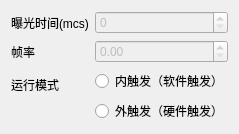
Before: the Qt Designer form src/CameraSample/Widgets/CameraSetupWidget.ui in weinaike/camera, drawn with Qt 5.
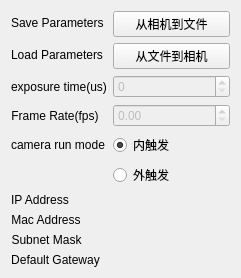
After: the same form once the commit is applied.

Commit message: 支持标注 支撑snap通信 支撑相机参数设置

```diff
--- a/src/CameraSample/Widgets/CameraSetupWidget.ui
+++ b/src/CameraSample/Widgets/CameraSetupWidget.ui
@@ -6,8 +6,8 @@
    <rect>
     <x>0</x>
     <y>0</y>
-    <width>235</width>
-    <height>110</height>
+    <width>241</width>
+    <height>260</height>
    </rect>
   </property>
   <property name="sizePolicy">
@@ -20,7 +20,7 @@
    <string>Dialog</string>
   </property>
   <layout class="QFormLayout" name="formLayout">
-   <item row="0" column="0">
+   <item row="2" column="0">
     <widget class="QLabel" name="label_2">
      <property name="sizePolicy">
       <sizepolicy hsizetype="Fixed" vsizetype="Preferred">
@@ -29,71 +29,77 @@
       </sizepolicy>
      </property>
      <property name="text">
-      <string>曝光时间(mcs)</string>
+      <string>exposure time(us)</string>
      </property>
-    </widget>
-   </item>
-   <item row="1" column="0">
-    <widget class="QLabel" name="label">
-     <property name="sizePolicy">
-      <sizepolicy hsizetype="Fixed" vsizetype="Preferred">
-       <horstretch>0</horstretch>
-       <verstretch>0</verstretch>
-      </sizepolicy>
-     </property>
-     <property name="text">
-      <string>帧率</string>
+     <property name="alignment">
+      <set>Qt::AlignCenter</set>
      </property>
     </widget>
    </item>
    <item row="3" column="0">
+    <widget class="QLabel" name="label">
+     <property name="sizePolicy">
+      <sizepolicy hsizetype="Fixed" vsizetype="Preferred">
+       <horstretch>0</horstretch>
+       <verstretch>0</verstretch>
+      </sizepolicy>
+     </property>
+     <property name="text">
+      <string>Frame Rate(fps)</string>
+     </property>
+     <property name="alignment">
+      <set>Qt::AlignCenter</set>
+     </property>
+    </widget>
+   </item>
+   <item row="5" column="0">
     <widget class="QLabel" name="label_3">
      <property name="text">
-      <string>运行模式</string>
+      <string>camera run mode</string>
      </property>
     </widget>
    </item>
-   <item row="3" column="1">
+   <item row="5" column="1">
     <layout class="QVBoxLayout" name="verticalLayout">
      <item>
       <widget class="QRadioButton" name="radioButton_int">
        <property name="text">
-        <string>内触发（软件触发）</string>
+        <string>内触发</string>
        </property>
        <property name="checkable">
-        <bool>false</bool>
+        <bool>true</bool>
        </property>
        <property name="checked">
-        <bool>false</bool>
+        <bool>true</bool>
        </property>
       </widget>
      </item>
      <item>
       <widget class="QRadioButton" name="radioButton_ext">
        <property name="text">
-        <string>外触发（硬件触发）</string>
+        <string>外触发</string>
        </property>
        <property name="checkable">
-        <bool>false</bool>
+        <bool>true</bool>
        </property>
       </widget>
      </item>
     </layout>
    </item>
-   <item row="0" column="1">
+   <item row="2" column="1">
     <widget class="QSpinBox" name="spnExposureTime">
      <property name="enabled">
       <bool>false</bool>
      </property>
      <property name="maximum">
-      <number>1000</number>
+      <number>1000000000</number>
      </property>
      <property name="singleStep">
       <number>1</number>
      </property>
     </widget>
    </item>
-   <item row="1" column="1">
+   <item row="3" column="1">
     <widget class="QDoubleSpinBox" name="spnFrameRate">
      <property name="enabled">
       <bool>false</bool>
@@ -112,6 +118,117 @@
      </property>
     </widget>
    </item>
+   <item row="6" column="0">
+    <widget class="QLabel" name="label_4">
+     <property name="text">
+      <string>IP Address</string>
+     </property>
+     <property name="alignment">
+      <set>Qt::AlignCenter</set>
+     </property>
+     <property name="margin">
+      <number>0</number>
+     </property>
+    </widget>
+   </item>
+   <item row="6" column="1">
+    <widget class="QLabel" name="label_ip">
+     <property name="text">
+      <string/>
+     </property>
+    </widget>
+   </item>
+   <item row="7" column="0">
+    <widget class="QLabel" name="label_6">
+     <property name="text">
+      <string>Mac Address</string>
+     </property>
+     <property name="alignment">
+      <set>Qt::AlignCenter</set>
+     </property>
+     <property name="margin">
+      <number>0</number>
+     </property>
+    </widget>
+   </item>
+   <item row="7" column="1">
+    <widget class="QLabel" name="label_mac">
+     <property name="text">
+      <string/>
+     </property>
+    </widget>
+   </item>
+   <item row="8" column="0">
+    <widget class="QLabel" name="label_8">
+     <property name="text">
+      <string>Subnet Mask</string>
+     </property>
+     <property name="alignment">
+      <set>Qt::AlignCenter</set>
+     </property>
+     <property name="margin">
+      <number>0</number>
+     </property>
+    </widget>
+   </item>
+   <item row="9" column="0">
+    <widget class="QLabel" name="label_9">
+     <property name="text">
+      <string>Default Gateway</string>
+     </property>
+     <property name="alignment">
+      <set>Qt::AlignCenter</set>
+     </property>
+     <property name="margin">
+      <number>0</number>
+     </property>
+    </widget>
+   </item>
+   <item row="8" column="1">
+    <widget class="QLabel" name="label_subnet">
+     <property name="text">
+      <string/>
+     </property>
+    </widget>
+   </item>
+   <item row="9" column="1">
+    <widget class="QLabel" name="label_gateway">
+     <property name="text">
+      <string/>
+     </property>
+    </widget>
+   </item>
+   <item row="0" column="1">
+    <widget class="QPushButton" name="pushButton_toFile">
+     <property name="toolTip">
+      <string>&lt;html&gt;&lt;head/&gt;&lt;body&gt;&lt;p&gt;若需详细配置相机参数，请通过ArenaView配置&lt;/p&gt;&lt;/body&gt;&lt;/html&gt;</string>
+     </property>
+     <property name="text">
+      <string>从相机到文件</string>
+     </property>
+    </widget>
+   </item>
+   <item row="1" column="1">
+    <widget class="QPushButton" name="pushButton_toDev">
+     <property name="text">
+      <string>从文件到相机</string>
+     </property>
+    </widget>
+   </item>
+   <item row="0" column="0">
+    <widget class="QLabel" name="label_5">
+     <property name="text">
+      <string>Save Parameters</string>
+     </property>
+    </widget>
+   </item>
+   <item row="1" column="0">
+    <widget class="QLabel" name="label_7">
+     <property name="text">
+      <string>Load Parameters</string>
+     </property>
+    </widget>
+   </item>
   </layout>
  </widget>
  <resources/>
```
The commit also changes 22 other files.
